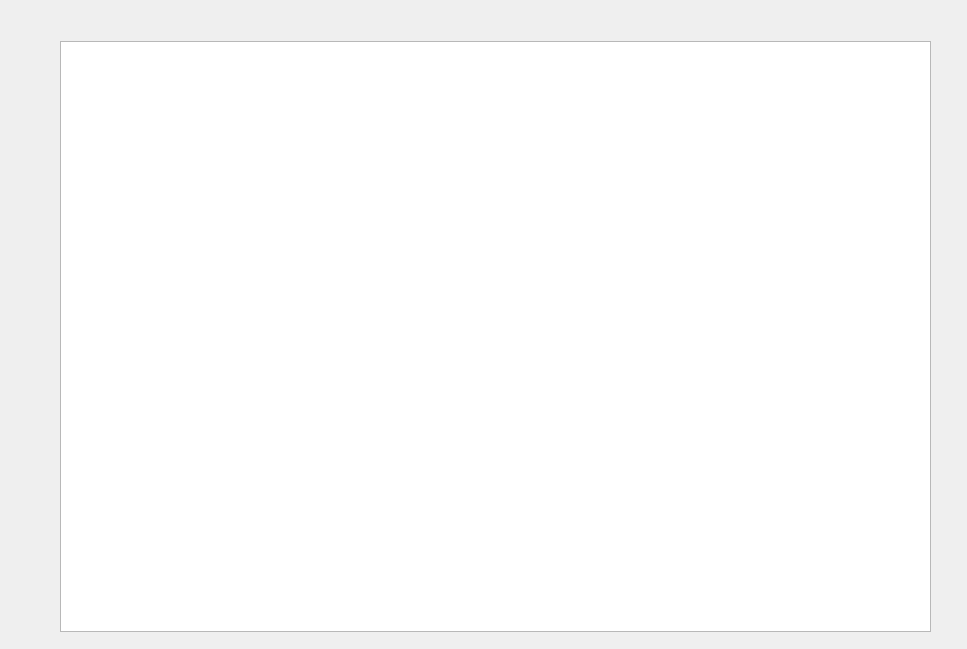
Above: gui/user_interface/scheme.ui from tarados-feroces/cryptosha before the change. Below: the same form after it.
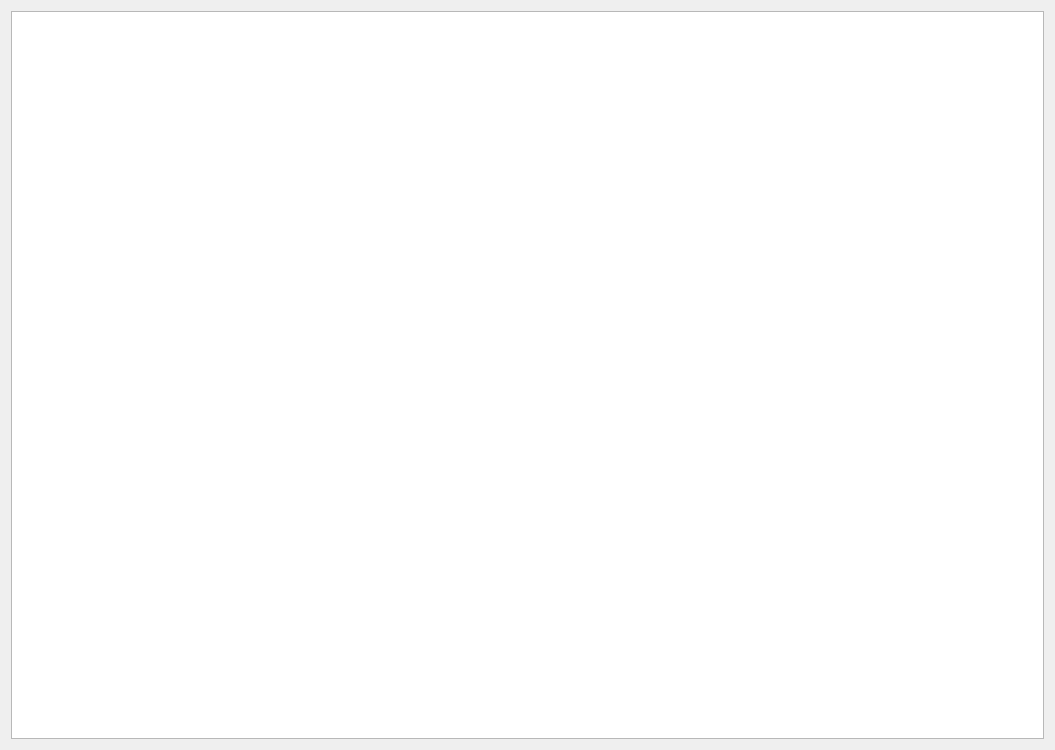
That is the form after the change.

What changed in the file:
```diff
--- a/gui/user_interface/scheme.ui
+++ b/gui/user_interface/scheme.ui
@@ -6,22 +6,16 @@
    <rect>
     <x>0</x>
     <y>0</y>
-    <width>967</width>
-    <height>649</height>
+    <width>1055</width>
+    <height>750</height>
    </rect>
   </property>
   <property name="windowTitle">
    <string>New scheme</string>
   </property>
+  <layout class="QVBoxLayout" name="verticalLayout">
+   <item>
   <widget class="QGraphicsView" name="graphicsView">
-   <property name="geometry">
-    <rect>
-     <x>60</x>
-     <y>41</y>
-     <width>871</width>
-     <height>591</height>
-    </rect>
-   </property>
    <property name="verticalScrollBarPolicy">
     <enum>Qt::ScrollBarAsNeeded</enum>
    </property>
@@ -35,6 +29,8 @@
     <set>QPainter::HighQualityAntialiasing|QPainter::TextAntialiasing</set>
    </property>
   </widget>
+   </item>
+  </layout>
  </widget>
  <resources/>
  <connections/>
```
Lines whose indentation alone changed are shown as unchanged.
